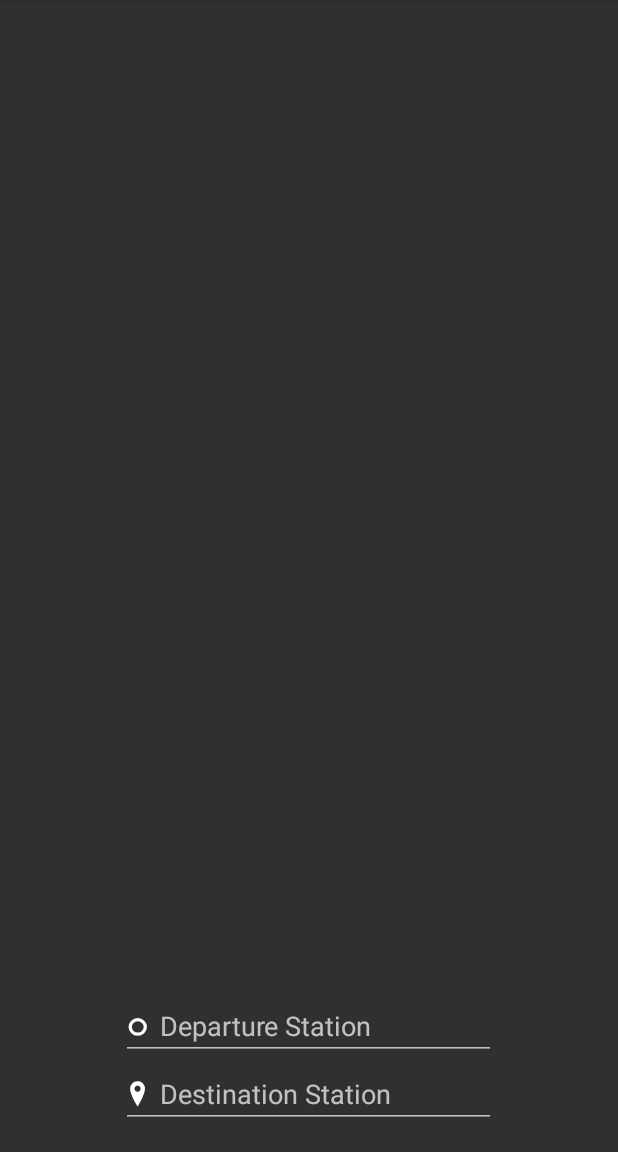
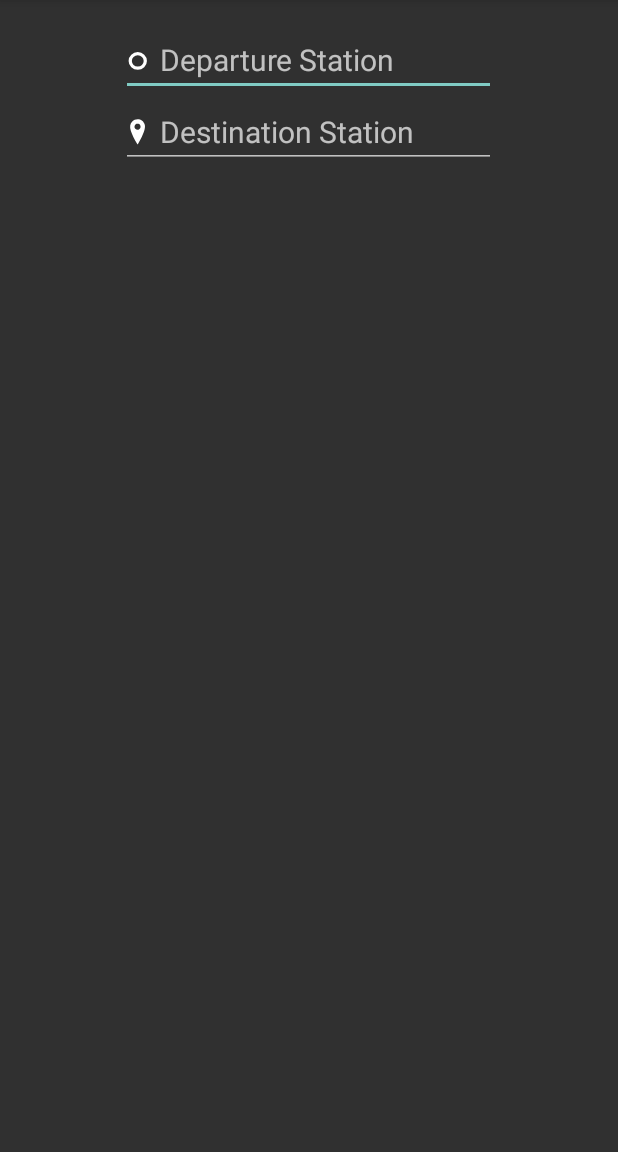
Before and after one commit to OnlyInAmerica/BART, an Android app: the screen it shows after launch (MainActivity), on a phone screen of 412 x 824 dp, the part 84-1236 px from its top. Run offline under Robolectric (Android 15) with nearby library versions, the phone set to English and light mode, and no system bars; libraries missing offline, so code that uses them is left out: rx.android.schedulers, rx.android.widget, rx.schedulers; 8 statements that could not run were skipped.

Commit message:
Update activity_main.xml

```diff
--- a/app/src/main/res/layout/activity_main.xml
+++ b/app/src/main/res/layout/activity_main.xml
@@ -9,32 +9,37 @@
     android:paddingTop="@dimen/activity_vertical_margin"
     tools:context=".MainActivity">
 
-    <android.support.v7.widget.RecyclerView
-        android:id="@+id/recycler_view"
-        android:layout_width="match_parent"
+    <AutoCompleteTextView
+        android:id="@+id/departure_entry"
+        android:layout_width="250dp"
         android:layout_height="wrap_content"
-        android:layout_above="@+id/departure_entry"
-        android:layout_alignParentTop="true" />
+        android:textSize="20sp"
+        android:layout_alignParentTop="true"
+        android:layout_centerHorizontal="true"
+        android:drawableLeft="@drawable/circle"
+        android:hint="Departure Station"
+        android:singleLine="true" />
 
     <AutoCompleteTextView
         android:id="@+id/destination_entry"
         android:layout_width="250dp"
         android:layout_height="wrap_content"
-        android:layout_alignParentBottom="true"
+        android:textSize="20sp"
+        android:layout_below="@id/departure_entry"
         android:layout_centerHorizontal="true"
         android:drawableLeft="@drawable/poi"
         android:hint="Destination Station"
         android:singleLine="true" />
 
-    <AutoCompleteTextView
-        android:id="@+id/departure_entry"
-        android:layout_width="250dp"
+    <android.support.v7.widget.RecyclerView
+        android:id="@+id/recycler_view"
+        android:layout_width="match_parent"
         android:layout_height="wrap_content"
-        android:layout_above="@id/destination_entry"
-        android:layout_centerHorizontal="true"
-        android:drawableLeft="@drawable/circle"
-        android:hint="Departure Station"
-        android:singleLine="true" />
+        android:layout_below="@+id/destination_entry"
+        android:layout_marginTop="16dp"
+        android:layout_alignParentBottom="true" />
+
+
 
 
 </RelativeLayout>
```
